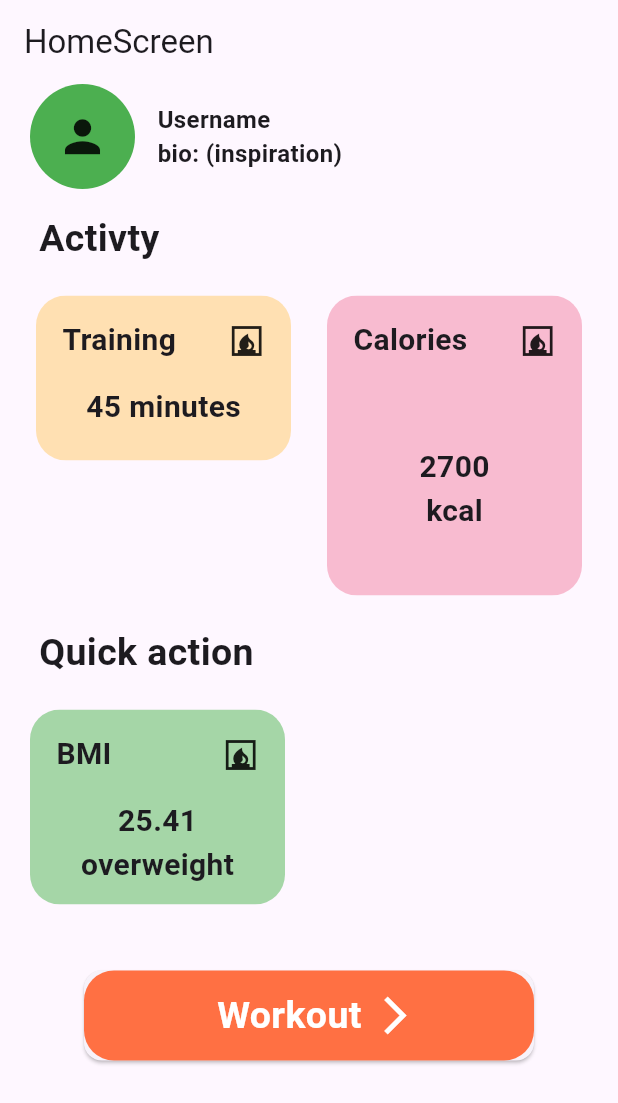
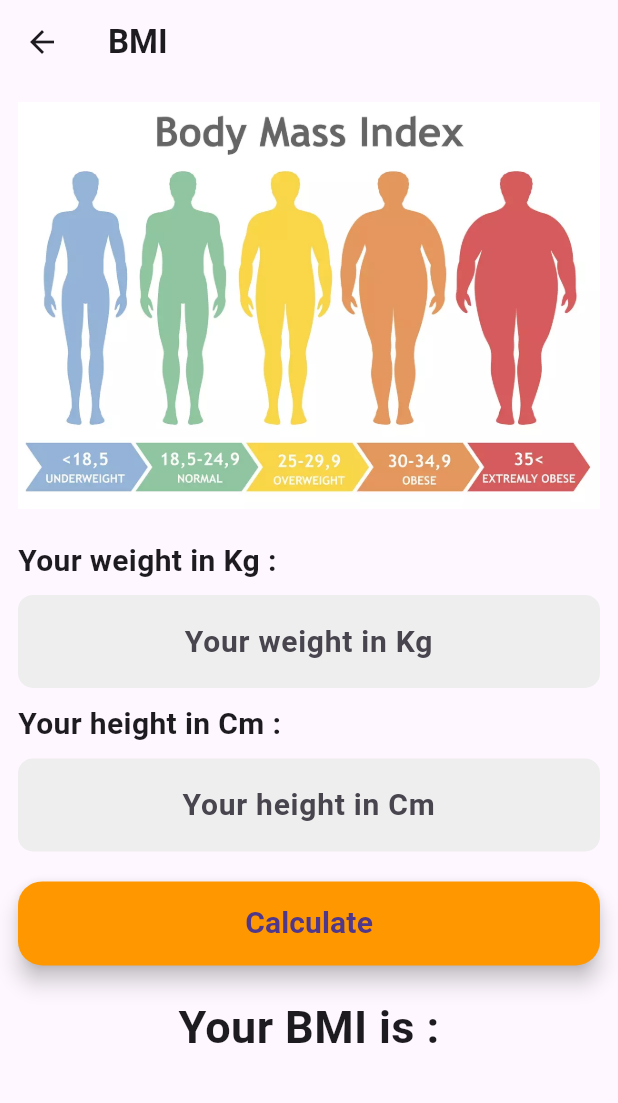
Before and after one commit to Project-Mobile-Sun-Palm/project-mobile, a Flutter app: the screen it shows after launch, on a phone screen of 412 x 824 dp. Shown: the top 1103 px of the screen. Run offline on Flutter 3.47's test engine with Material 3 defaults, Android fonts, the light colour scheme and no system bars.

Commit message:
Finish BMI

```diff
--- /dev/null
+++ b/lib/bmi.dart
@@ -0,0 +1,143 @@
+import 'package:flutter/material.dart';
+
+class BMI extends StatefulWidget {
+  const BMI({super.key});
+
+  @override
+  State<BMI> createState() => _BMIState();
+}
+
+class _BMIState extends State<BMI> {
+  TextEditingController weightController = TextEditingController();
+  TextEditingController heightController = TextEditingController();
+  late String result = "";
+  late double height = 0;
+  late double weight = 0;
+
+  @override
+  Widget build(BuildContext context) {
+    return Scaffold(
+      appBar: AppBar(
+        title: const Text(
+          "BMI",
+          style: TextStyle(fontWeight: FontWeight.bold),
+        ),
+      ),
+      body: SingleChildScrollView(
+          child: Padding(
+        padding: const EdgeInsets.all(12),
+        child: Column(
+          mainAxisAlignment: MainAxisAlignment.start,
+          crossAxisAlignment: CrossAxisAlignment.start,
+          children: [
+            //IMAGE
+            Image.asset('assets/images/bmi_pic.webp'),
+            const SizedBox(
+              height: 20,
+            ),
+            //Weight input
+            const Text(
+              "Your weight in Kg :",
+              style: TextStyle(
+                fontSize: 20,
+                fontWeight: FontWeight.bold
+              ),
+            ),
+            const SizedBox(height: 8,),
+            TextField(
+              style: TextStyle(fontSize: 20, fontWeight: FontWeight.bold),
+              keyboardType: TextInputType.number,
+              textAlign: TextAlign.center,
+              controller: weightController,
+              obscureText: false,
+              decoration: InputDecoration(
+
+                filled: true,
+                  fillColor: Colors.grey[200],
+                  border: OutlineInputBorder(
+                      borderRadius: BorderRadius.circular(10),
+                      borderSide: BorderSide.none),
+                  hintText: 'Your weight in Kg'),
+            ),
+            //Height input
+            const SizedBox(height: 10,),
+            const Text(
+              "Your height in Cm :",
+              style: TextStyle(
+                fontSize: 20,
+                fontWeight: FontWeight.bold
+              ),
+            ),
+            const SizedBox(height: 8,),
+            TextField(
+              style: TextStyle(fontSize: 20, fontWeight: FontWeight.bold),
+              keyboardType: TextInputType.number,
+              textAlign: TextAlign.center,
+              controller: heightController,
+              obscureText: false,
+              decoration: InputDecoration(
+                filled: true,
+                  fillColor: Colors.grey[200],
+                  border: OutlineInputBorder(
+                      borderRadius: BorderRadius.circular(10),
+                      borderSide: BorderSide.none),
+                  hintText: 'Your height in Cm'),
+            ),
+            const SizedBox(
+              height: 20,
+            ),
+            Container(
+              width: double.infinity,
+              child: FloatingActionButton(
+                onPressed: () {
+                  setState(() {
+                    height = double.parse(heightController.value.text);
+                    weight = double.parse(weightController.value.text);
+                  });
+                  calculateBMI(height, weight);
+                },
+                child: const Text(
+                  'Calculate',
+                  style: TextStyle(fontWeight: FontWeight.bold, fontSize: 20),
+                ),
+                backgroundColor: Colors.orange,
+              ),
+            ),
+            const SizedBox(height: 20,),
+            Container(
+              width: double.infinity,
+              child: Text(
+                "Your BMI is :",
+                textAlign: TextAlign.center,
+                style: TextStyle(
+                  fontSize: 30,
+                  fontWeight: FontWeight.bold
+                ),
+              ),
+            ),
+            const SizedBox(height: 20,),
+            Container(
+              width: double.infinity,
+              child: Text(
+                "$result",
+                textAlign: TextAlign.center,
+                style: TextStyle(
+                  fontSize: 40,
+                  fontWeight: FontWeight.bold
+                ),
+              ),
+            ),
+          ],
+        ),
+      )),
+    );
+  }
+
+  void calculateBMI(double height, double weight) {
+    double finalResult = weight / ((height/100) * (height/100));
+    String bmi = finalResult.toStringAsFixed(2);
+    setState(() {
+      result = bmi;
+    });
+  }
+}
--- a/lib/main.dart
+++ b/lib/main.dart
@@ -1,16 +1,18 @@
 import 'package:flutter/material.dart';
 import 'login_screen.dart';
 import 'home_screen.dart';
+import 'bmi.dart';
 
 void main() {
   runApp(
     MaterialApp(
       title: "Project",
-      initialRoute: '/',
+      initialRoute: '/bmi',
       routes: {
         '/': (context) => const HomeScreen(),
         '/login_screen':(context) => const LogInScreen(),
         '/home_screen':(context) => const HomeScreen(),
+        '/bmi':(context) => const BMI()
       },
     )
   );
--- a/pubspec.yaml
+++ b/pubspec.yaml
@@ -59,8 +59,9 @@ flutter:
   uses-material-design: true
 
   # To add assets to your application, add an assets section, like this:
-  # assets:
-  #   - images/a_dot_burr.jpeg
+  assets:
+    - assets/images/
+    # - images/a_dot_burr.jpeg
   #   - images/a_dot_ham.jpeg
 
   # An image asset can refer to one or more resolution-specific "variants", see
```
Also changed, not shown: assets/images/bmi_pic.webp (added).
